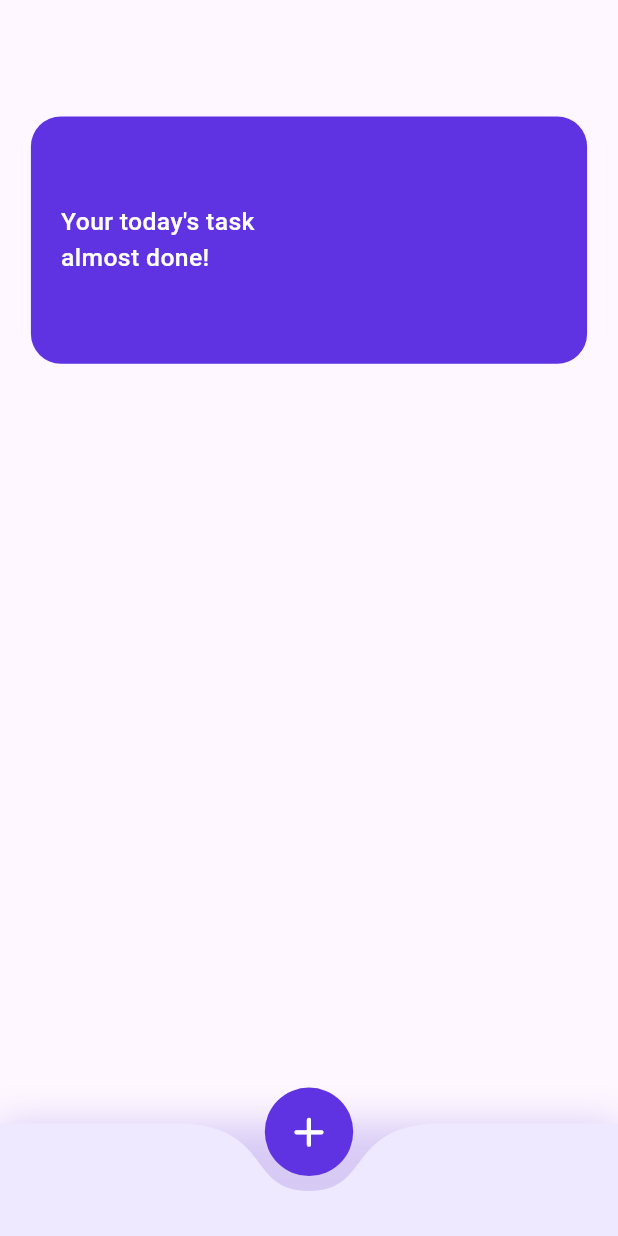
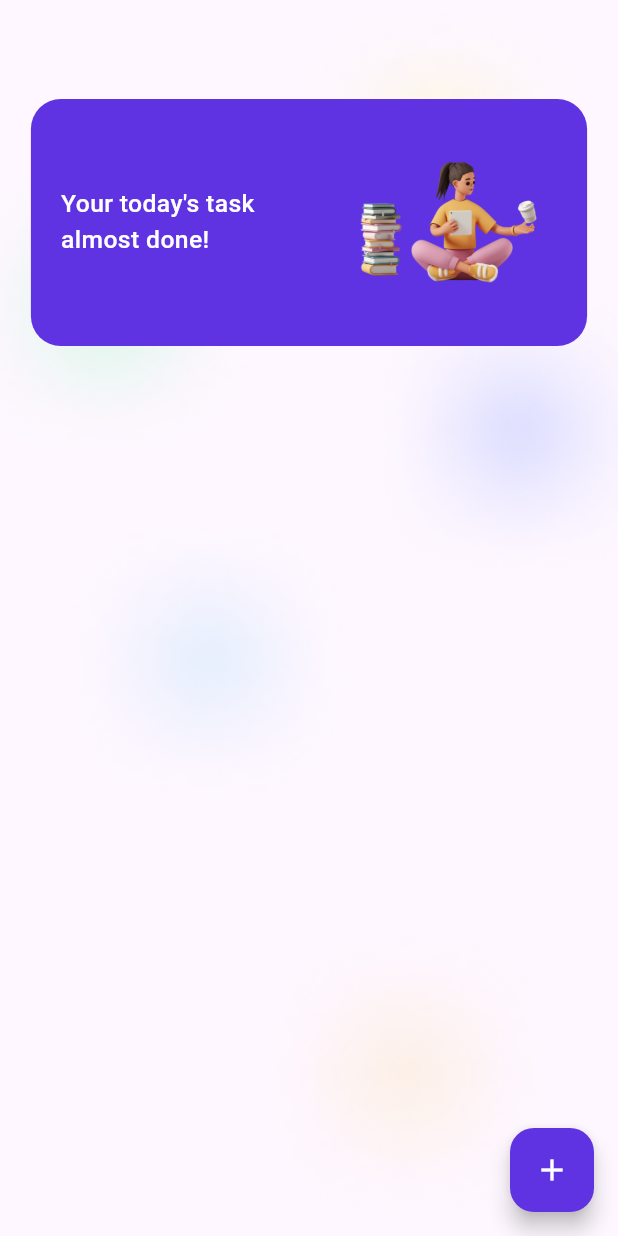
Before and after one commit to amr882/ToDoApp, a Flutter app: the screen it shows after launch, after a tap on "Let’s Start", on a phone screen of 412 x 824 dp. Run offline on Flutter 3.47's test engine with Material 3 defaults, Android fonts, the phone set to English and light mode, and no system bars; drawn by our look-alikes of curved_navigation_bar; our stand-ins replace google_fonts, shared_preferences, sizer.

Commit message:
update services , update home page ui

```diff
--- a/lib/services/services.dart
+++ b/lib/services/services.dart
@@ -28,5 +28,4 @@ class TaskServices {
     await prefs.setStringList("tasks", res ?? []);
   }
 
-  //edit task
 }
--- a/lib/view/home_page.dart
+++ b/lib/view/home_page.dart
@@ -2,7 +2,6 @@ import 'package:flutter/material.dart';
 import 'package:google_fonts/google_fonts.dart';
 import 'package:shared_preferences/shared_preferences.dart';
 import 'package:to_do_app/services/services.dart';
-import 'package:curved_navigation_bar/curved_navigation_bar.dart';
 import 'package:sizer/sizer.dart';
 import 'package:to_do_app/view/add_task_page.dart';
 
@@ -18,64 +17,46 @@ class _HomePageState extends State<HomePage> {
 
   TaskServices? services;
 
-  Future<List<String>> sheredP() async {
+  Future<List<String>> getAllTasks() async {
     final sharedPreferences = await SharedPreferences.getInstance();
     services = TaskServices(prefs: sharedPreferences);
     return services?.getTasks() ?? [];
   }
 
-  double getTotalTaskProgress(int completedTasks, int totalTasks) {
-    if (totalTasks == 0) {
-      return 0.0;
-    }
-    return (completedTasks / totalTasks) * 100;
-  }
-
   @override
   void initState() {
-    sheredP();
+    getAllTasks();
     super.initState();
   }
 
   @override
   Widget build(BuildContext context) {
     return Scaffold(
-      bottomNavigationBar: Container(
-        decoration: const BoxDecoration(boxShadow: [
-          BoxShadow(color: Color.fromARGB(157, 191, 173, 239), blurRadius: 20)
-        ]),
-        child: CurvedNavigationBar(
-          color: const Color(0xffEEE9FF),
-          backgroundColor: Colors.transparent,
-          buttonBackgroundColor: const Color(0xff5f33e1),
-          items: <Widget>[
-            GestureDetector(
-              onTap: () {
-                Navigator.of(context).push(
-                    MaterialPageRoute(builder: (context) => const AddTask()));
+      floatingActionButton: FloatingActionButton(
+        backgroundColor: const Color(0xff5f33e1),
+        onPressed: () {
+          Navigator.of(context)
+              .push(MaterialPageRoute(builder: (context) => const AddTask()));
         },
-              child: Padding(
-                padding: const EdgeInsets.all(5.0),
-                child: Icon(
-                  Icons.add_rounded,
+        tooltip: 'Add task',
+        child: const Icon(
+          Icons.add,
           color: Colors.white,
-                  size: 4.h,
         ),
       ),
-            ),
-          ],
-          onTap: (index) {
-            //Handle button tap
-          },
-        ),
-      ),
-
       // body ui
 
-      body: Padding(
+      body: Stack(
+        children: [
+          Image.asset(
+            "assets/background.png",
+            height: 100.h,
+            fit: BoxFit.cover,
+          ),
+          Padding(
             padding: EdgeInsets.only(bottom: 2.h),
             child: FutureBuilder(
-            future: sheredP(),
+                future: getAllTasks(),
                 builder: (context, snapshot) {
                   if (snapshot.connectionState == ConnectionState.waiting) {
                     return const Center(
@@ -88,7 +69,7 @@ class _HomePageState extends State<HomePage> {
                           height: 7.h,
                         ),
                         Padding(
-                      padding: const EdgeInsets.all(20),
+                          padding: EdgeInsets.symmetric(vertical: 2.w),
                           child: Container(
                               padding: const EdgeInsets.all(20),
                               width: 90.w,
@@ -98,7 +79,8 @@ class _HomePageState extends State<HomePage> {
                                 color: const Color(0xff5f33e1),
                               ),
                               child: Row(
-                            mainAxisAlignment: MainAxisAlignment.spaceBetween,
+                                mainAxisAlignment:
+                                    MainAxisAlignment.spaceBetween,
                                 children: [
                                   Text(
                                     snapshot.hasData
@@ -109,6 +91,10 @@ class _HomePageState extends State<HomePage> {
                                         fontSize: 2.h,
                                         fontWeight: FontWeight.w500),
                                   ),
+                                  Image.asset(
+                                    "assets/homePage.png",
+                                    height: 12.h,
+                                  )
                                 ],
                               )),
                         ),
@@ -119,19 +105,55 @@ class _HomePageState extends State<HomePage> {
                               return Padding(
                                 padding: const EdgeInsets.all(8.0),
                                 child: Container(
-                              width: 50,
-                              height: 50,
-                              color: Colors.blue,
+                                  padding:
+                                      EdgeInsets.symmetric(horizontal: 10.w),
+                                  height: 15.h,
+                                  decoration: BoxDecoration(
+                                      color: Colors.white,
+                                      borderRadius: BorderRadius.circular(14)),
+                                  child: Row(
+                                    mainAxisAlignment:
+                                        MainAxisAlignment.spaceBetween,
+                                    children: [
+                                      Text(
+                                        snapshot.data![index],
+                                        style: GoogleFonts.lexendDeca(
+                                            fontSize: 2.h,
+                                            fontWeight: FontWeight.w500),
+                                      ),
+                                      GestureDetector(
+                                        onTap: () {
+                                          // setState(() {
+
+                                          // });
+                                          services!.deleteTask(index);
+                                        },
+                                        child: Container(
+                                          padding: const EdgeInsets.all(6.0),
+                                          decoration: BoxDecoration(
+                                              color: const Color(0xffede4ff),
+                                              borderRadius:
+                                                  BorderRadius.circular(5)),
+                                          child: const Icon(
+                                            Icons.delete_rounded,
+                                            color: Color(0xff9260f4),
+                                          ),
+                                        ),
+                                      )
+                                    ],
+                                  ),
                                 ),
                               );
                             },
                           ),
-                    )
+                        ),
                       ],
                     );
                   }
                 }),
           ),
+        ],
+      ),
     );
   }
 }
--- a/pubspec.yaml
+++ b/pubspec.yaml
@@ -38,7 +38,6 @@ dependencies:
   sizer: ^3.0.4
   google_fonts: ^6.2.1
   shared_preferences: ^2.3.2
-  curved_navigation_bar: ^1.0.6
 
 dev_dependencies:
   flutter_test:
```
Also changed, not shown: assets/homePage.png (added), pubspec.lock. Lines whose indentation alone changed are shown as unchanged.
